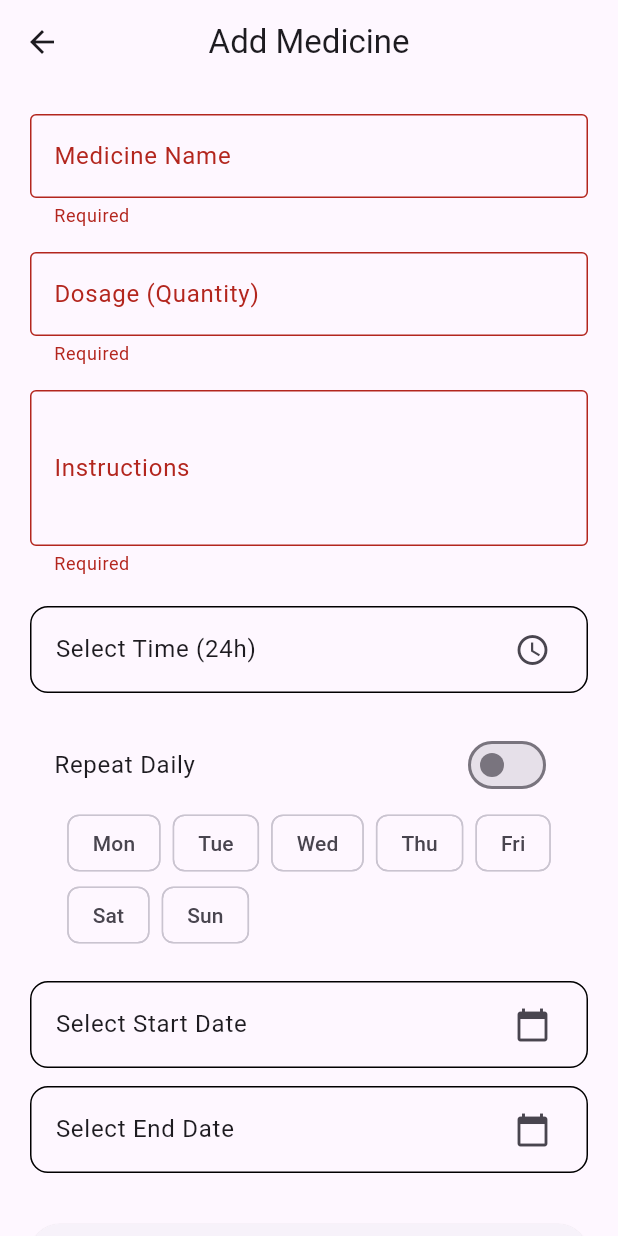
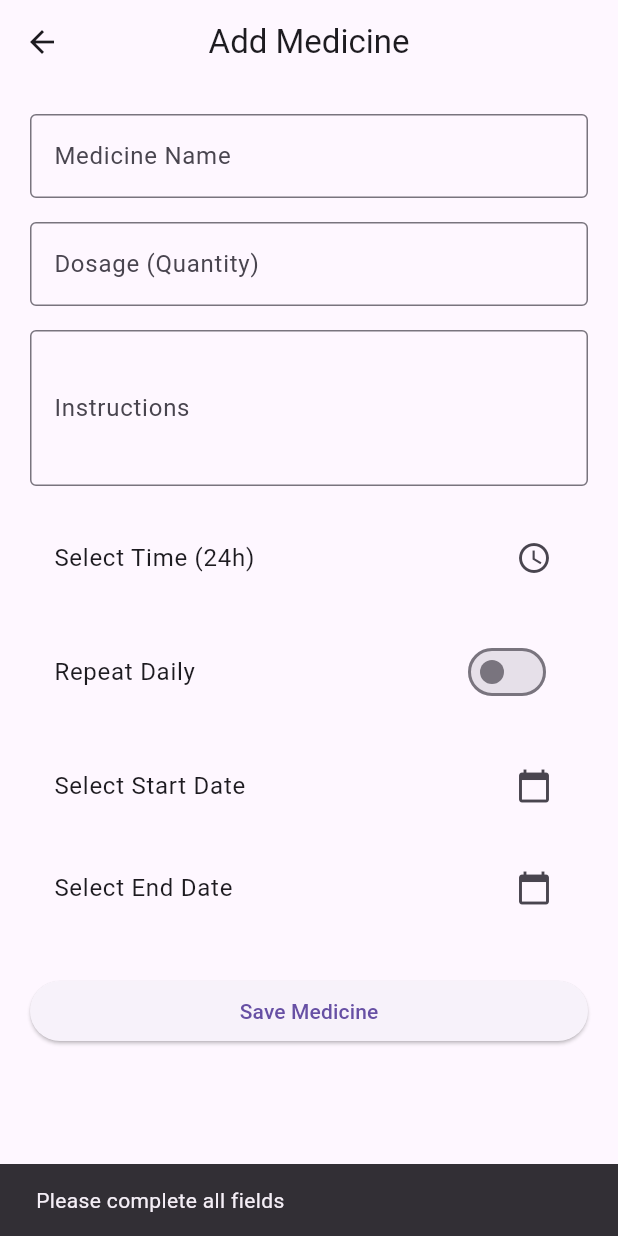
Before and after one commit to CGP-Group-31/Caregiver-mobile-app, a Flutter app: the MedicineRemindersScreen screen opened directly, after a tap on "Save Medicine", on a phone screen of 412 x 824 dp. Run offline on Flutter 3.47's test engine with Material 3 defaults, Android fonts, the phone set to English and light mode, and no system bars; our stand-ins replace device_info_plus, dio, flutter_secure_storage; accounts and stored records are empty.

Commit message:
version 1.2

```diff
--- a/lib/features/auth/medicine_reminders_screen.dart
+++ b/lib/features/auth/medicine_reminders_screen.dart
@@ -28,6 +28,15 @@ class _MedicineRemindersScreenState
   List<String> selectedDays = [];
 
   bool loading = false;
+
+  // 🔴 Backend Field Errors
+  String? nameError;
+  String? dosageError;
+  String? instructionsError;
+  String? timeError;
+  String? startDateError;
+  String? endDateError;
+  String? repeatDaysError;
 
   final List<String> weekDays = [
     "Mon","Tue","Wed","Thu","Fri","Sat","Sun"
@@ -70,6 +79,16 @@ class _MedicineRemindersScreenState
     }
   }
 
+  void clearErrors() {
+    nameError = null;
+    dosageError = null;
+    instructionsError = null;
+    timeError = null;
+    startDateError = null;
+    endDateError = null;
+    repeatDaysError = null;
+  }
+
   Future<void> submit() async {
     if (!_formKey.currentState!.validate()) return;
 
@@ -83,34 +102,38 @@ class _MedicineRemindersScreenState
       return;
     }
 
-    setState(() => loading = true);
+    setState(() {
+      loading = true;
+      clearErrors();
+    });
 
     try {
       final caregiverId = await SessionManager.getUserId();
       final elderId = await SessionManager.getElderId();
 
-      if (caregiverId == null || elderId == null) {
-        throw Exception("Session expired. Login again.");
-      }
-
       final formattedTime =
           "${selectedTime!.hour.toString().padLeft(2, '0')}:${selectedTime!.minute.toString().padLeft(2, '0')}";
 
-      // IMPORTANT FIX: Never send "Daily"
+      final startDateFormatted =
+      DateFormat('yyyy-MM-dd').format(startDate!);
+
+      final endDateFormatted =
+      DateFormat('yyyy-MM-dd').format(endDate!);
+
       final repeatDaysString = isDaily
           ? "Mon,Tue,Wed,Thu,Fri,Sat,Sun"
           : selectedDays.join(",");
 
       await MedicineService.createMedicine(
-        elderId: elderId,
-        caregiverId: caregiverId,
+        elderId: elderId!,
+        caregiverId: caregiverId!,
         name: nameCtrl.text.trim(),
-        dosage: int.parse(dosageCtrl.text.trim()),
+        dosage: dosageCtrl.text.trim(), // ✅ STRING
         instructions: instructionsCtrl.text.trim(),
         time: formattedTime,
         repeatDays: repeatDaysString,
-        startDate: DateFormat('yyyy-MM-dd').format(startDate!),
-        endDate: DateFormat('yyyy-MM-dd').format(endDate!),
+        startDate: startDateFormatted,
+        endDate: endDateFormatted,
       );
 
       if (!mounted) return;
@@ -122,8 +145,45 @@ class _MedicineRemindersScreenState
       Navigator.pop(context);
 
     } catch (e) {
-      ScaffoldMessenger.of(context)
-          .showSnackBar(SnackBar(content: Text(e.toString())));
+      final error = e.toString().replaceFirst("Exception: ", "");
+
+      if (error.contains("|")) {
+        final parts = error.split("|");
+        final field = parts[0];
+        final message = parts[1];
+
+        setState(() {
+          switch (field) {
+            case "name":
+              nameError = message;
+              break;
+            case "dosage":
+              dosageError = message;
+              break;
+            case "instructions":
+              instructionsError = message;
+              break;
+            case "time":
+              timeError = message;
+              break;
+            case "startDate":
+              startDateError = message;
+              break;
+            case "endDate":
+              endDateError = message;
+              break;
+            case "repeatDays":
+              repeatDaysError = message;
+              break;
+            default:
+              ScaffoldMessenger.of(context)
+                  .showSnackBar(SnackBar(content: Text(message)));
+          }
+        });
+      } else {
+        ScaffoldMessenger.of(context)
+            .showSnackBar(SnackBar(content: Text(error)));
+      }
     }
 
     if (mounted) setState(() => loading = false);
@@ -153,12 +213,11 @@ class _MedicineRemindersScreenState
 
               TextFormField(
                 controller: nameCtrl,
-                decoration: const InputDecoration(
+                decoration: InputDecoration(
                   labelText: "Medicine Name",
-                  border: OutlineInputBorder(),
+                  border: const OutlineInputBorder(),
+                  errorText: nameError,
                 ),
-                validator: (v) =>
-                v == null || v.isEmpty ? "Required" : null,
               ),
 
               const SizedBox(height: 16),
@@ -166,15 +225,11 @@ class _MedicineRemindersScreenState
               TextFormField(
                 controller: dosageCtrl,
                 keyboardType: TextInputType.number,
-                decoration: const InputDecoration(
+                decoration: InputDecoration(
                   labelText: "Dosage (Quantity)",
-                  border: OutlineInputBorder(),
+                  border: const OutlineInputBorder(),
+                  errorText: dosageError,
                 ),
-                validator: (v) {
-                  if (v == null || v.isEmpty) return "Required";
-                  if (int.tryParse(v) == null) return "Enter valid number";
-                  return null;
-                },
               ),
 
               const SizedBox(height: 16),
@@ -182,21 +237,16 @@ class _MedicineRemindersScreenState
               TextFormField(
                 controller: instructionsCtrl,
                 maxLines: 3,
-                decoration: const InputDecoration(
+                decoration: InputDecoration(
                   labelText: "Instructions",
-                  border: OutlineInputBorder(),
+                  border: const OutlineInputBorder(),
+                  errorText: instructionsError,
                 ),
-                validator: (v) =>
-                v == null || v.isEmpty ? "Required" : null,
               ),
 
               const SizedBox(height: 20),
 
               ListTile(
-                shape: RoundedRectangleBorder(
-                  borderRadius: BorderRadius.circular(12),
-                  side: const BorderSide(),
-                ),
                 title: Text(
                   selectedTime == null
                       ? "Select Time (24h)"
@@ -205,6 +255,9 @@ class _MedicineRemindersScreenState
                 trailing: const Icon(Icons.access_time),
                 onTap: pickTime,
               ),
+
+              if (timeError != null)
+                Text(timeError!, style: const TextStyle(color: Colors.red)),
 
               const SizedBox(height: 20),
 
@@ -219,34 +272,9 @@ class _MedicineRemindersScreenState
                 },
               ),
 
-              if (!isDaily)
-                Wrap(
-                  spacing: 8,
-                  children: weekDays.map((day) {
-                    final selected = selectedDays.contains(day);
-                    return FilterChip(
-                      label: Text(day),
-                      selected: selected,
-                      onSelected: (val) {
-                        setState(() {
-                          if (val) {
-                            selectedDays.add(day);
-                          } else {
-                            selectedDays.remove(day);
-                          }
-                        });
-                      },
-                    );
-                  }).toList(),
-                ),
-
               const SizedBox(height: 20),
 
               ListTile(
-                shape: RoundedRectangleBorder(
-                  borderRadius: BorderRadius.circular(12),
-                  side: const BorderSide(),
-                ),
                 title: Text(
                   startDate == null
                       ? "Select Start Date"
@@ -256,13 +284,12 @@ class _MedicineRemindersScreenState
                 onTap: () => pickDate(true),
               ),
 
+              if (startDateError != null)
+                Text(startDateError!, style: const TextStyle(color: Colors.red)),
+
               const SizedBox(height: 12),
 
               ListTile(
-                shape: RoundedRectangleBorder(
-                  borderRadius: BorderRadius.circular(12),
-                  side: const BorderSide(),
-                ),
                 title: Text(
                   endDate == null
                       ? "Select End Date"
@@ -272,6 +299,9 @@ class _MedicineRemindersScreenState
                 onTap: () => pickDate(false),
               ),
 
+              if (endDateError != null)
+                Text(endDateError!, style: const TextStyle(color: Colors.red)),
+
               const SizedBox(height: 30),
 
               SizedBox(
@@ -279,11 +309,7 @@ class _MedicineRemindersScreenState
                 child: ElevatedButton(
                   onPressed: loading ? null : submit,
                   child: loading
-                      ? const SizedBox(
-                    height: 20,
-                    width: 20,
-                    child: CircularProgressIndicator(strokeWidth: 2),
-                  )
+                      ? const CircularProgressIndicator()
                       : const Text("Save Medicine"),
                 ),
               ),
```
Also changed, not shown: lib/features/auth/auth_service.dart (+24 -7 lines), lib/features/auth/medicine_service.dart (+8 -5 lines).
